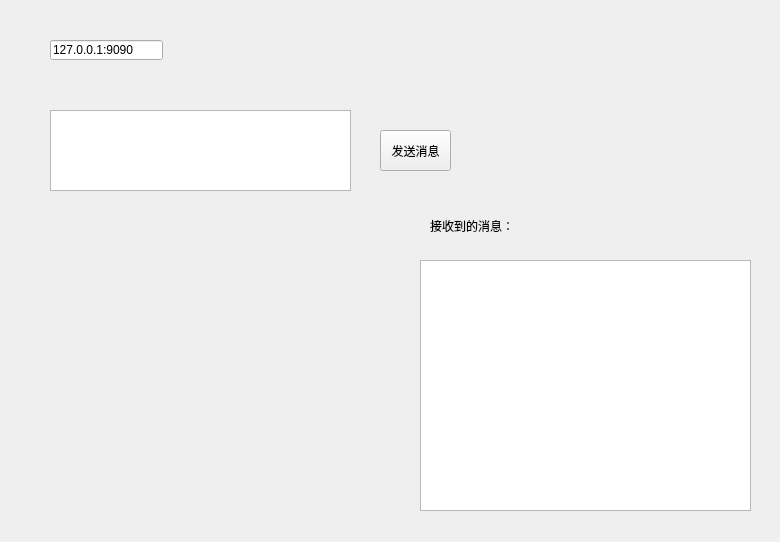
This is send.ui in nianhao/UVAClient as Qt 5 draws it before an edit. The edited form follows.
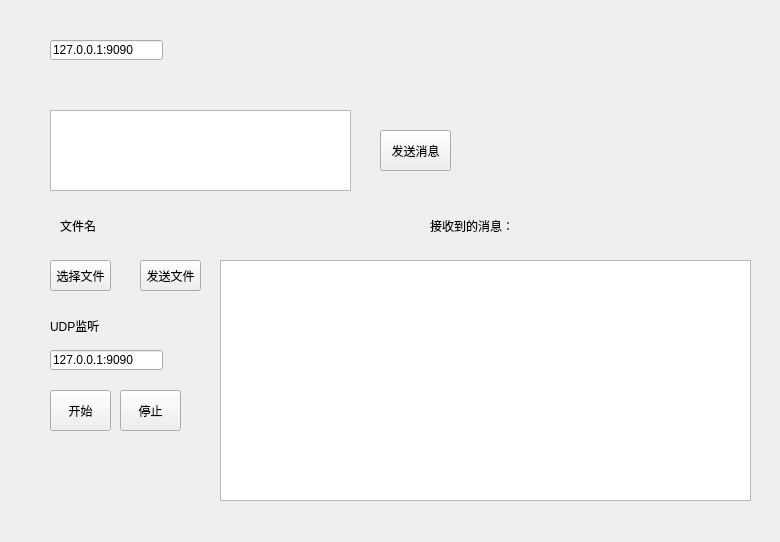
This is the edited form.

Commit message: 增加UDP监听界面

Diff of the .ui file:
```diff
--- a/send.ui
+++ b/send.ui
@@ -55,10 +55,10 @@
   <widget class="QTextEdit" name="textEdit">
    <property name="geometry">
     <rect>
-     <x>420</x>
+     <x>220</x>
      <y>260</y>
-     <width>331</width>
-     <height>251</height>
+     <width>531</width>
+     <height>241</height>
     </rect>
    </property>
    <property name="readOnly">
@@ -78,6 +78,100 @@
     <string>接收到的消息：</string>
    </property>
   </widget>
+  <widget class="QLabel" name="label_fileName">
+   <property name="geometry">
+    <rect>
+     <x>60</x>
+     <y>210</y>
+     <width>291</width>
+     <height>31</height>
+    </rect>
+   </property>
+   <property name="text">
+    <string>文件名</string>
+   </property>
+  </widget>
+  <widget class="QPushButton" name="pushButton_selectFile">
+   <property name="geometry">
+    <rect>
+     <x>50</x>
+     <y>260</y>
+     <width>61</width>
+     <height>31</height>
+    </rect>
+   </property>
+   <property name="text">
+    <string>选择文件</string>
+   </property>
+  </widget>
+  <widget class="QPushButton" name="pushButton_sendFile">
+   <property name="geometry">
+    <rect>
+     <x>140</x>
+     <y>260</y>
+     <width>61</width>
+     <height>31</height>
+    </rect>
+   </property>
+   <property name="text">
+    <string>发送文件</string>
+   </property>
+  </widget>
+  <widget class="QLineEdit" name="lineEdit_IP_Listen">
+   <property name="geometry">
+    <rect>
+     <x>50</x>
+     <y>350</y>
+     <width>113</width>
+     <height>20</height>
+    </rect>
+   </property>
+   <property name="text">
+    <string>127.0.0.1:9090</string>
+   </property>
+   <property name="placeholderText">
+    <string>0.0.0.0:9090</string>
+   </property>
+  </widget>
+  <widget class="QLabel" name="label_2">
+   <property name="geometry">
+    <rect>
+     <x>50</x>
+     <y>320</y>
+     <width>54</width>
+     <height>12</height>
+    </rect>
+   </property>
+   <property name="text">
+    <string>UDP监听</string>
+   </property>
+  </widget>
+  <widget class="QPushButton" name="pushButton_startListen">
+   <property name="geometry">
+    <rect>
+     <x>50</x>
+     <y>390</y>
+     <width>61</width>
+     <height>41</height>
+    </rect>
+   </property>
+   <property name="text">
+    <string>开始</string>
+   </property>
+  </widget>
+  <widget class="QPushButton" name="pushButton_stopListen">
+   <property name="geometry">
+    <rect>
+     <x>120</x>
+     <y>390</y>
+     <width>61</width>
+     <height>41</height>
+    </rect>
+   </property>
+   <property name="text">
+    <string>停止</string>
+   </property>
+  </widget>
  </widget>
  <resources/>
  <connections/>
```
The commit also changes 1 other file.
